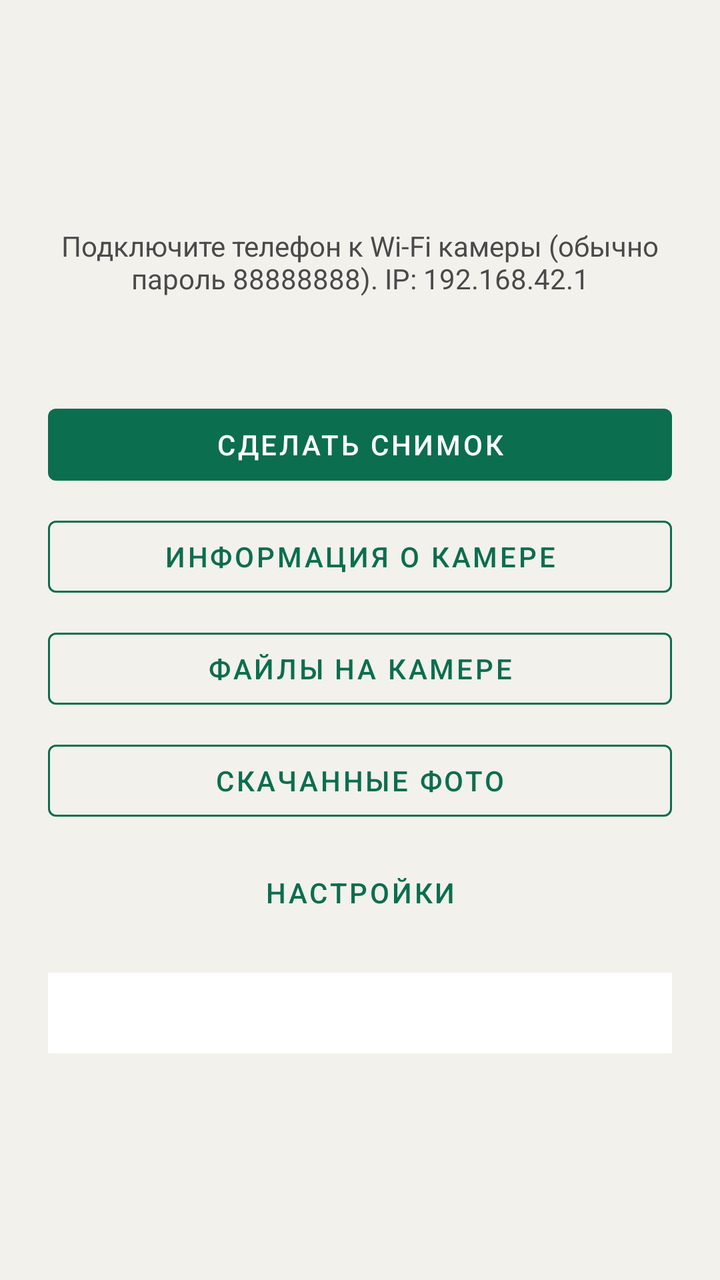
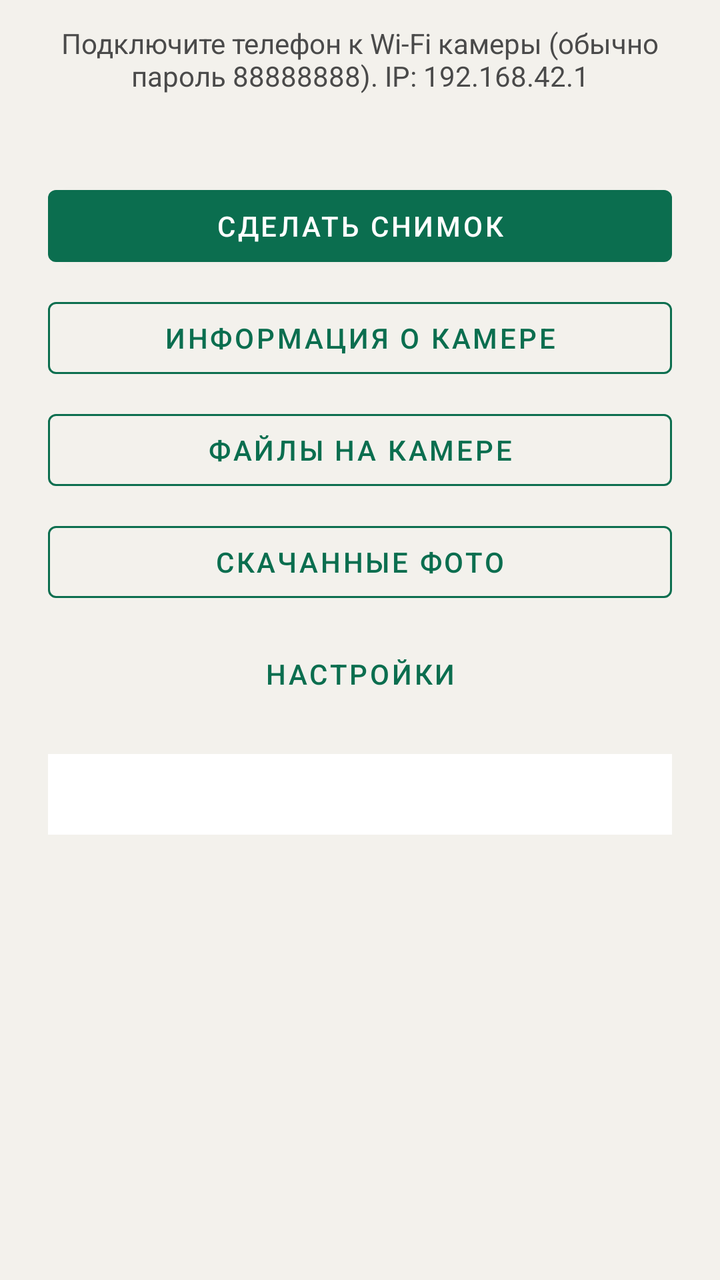

Compare the two renders of this Android layout. The source of the first and the diff that turns it into the second are given below.
<!-- AndroidManifest.xml: application theme Theme.Insta360X5 -->
<!-- res/layout/activity_main.xml -->
<?xml version="1.0" encoding="utf-8"?>
<ScrollView xmlns:android="http://schemas.android.com/apk/res/android"
    android:layout_width="match_parent"
    android:layout_height="match_parent"
    android:fillViewport="true"
    android:background="@color/bg">

    <LinearLayout
        android:layout_width="match_parent"
        android:layout_height="match_parent"
        android:gravity="center"
        android:orientation="vertical"
        android:paddingHorizontal="24dp"
        android:paddingVertical="24dp">

        <LinearLayout
            android:layout_width="match_parent"
            android:layout_height="wrap_content"
            android:orientation="vertical">

            <TextView
                android:id="@+id/statusLine"
                android:layout_width="match_parent"
                android:layout_height="wrap_content"
                android:gravity="center"
                android:text="@string/connect_hint"
                android:textColor="@color/text_secondary"
                android:textSize="14sp" />

            <TextView
                android:id="@+id/modeLine"
                android:layout_width="match_parent"
                android:layout_height="wrap_content"
                android:layout_marginTop="8dp"
                android:gravity="center"
                android:textColor="@color/text_primary"
                android:textSize="13sp" />

            <com.google.android.material.button.MaterialButton
                android:id="@+id/btnTakePhoto"
                style="@style/Widget.Insta360X5.Button"
                android:layout_width="match_parent"
                android:layout_height="wrap_content"
                android:layout_marginTop="24dp"
                android:text="@string/take_photo" />

            <com.google.android.material.button.MaterialButton
                android:id="@+id/btnCameraInfo"
                style="@style/Widget.Insta360X5.Button.Outlined"
                android:layout_width="match_parent"
                android:layout_height="wrap_content"
                android:layout_marginTop="8dp"
                android:text="@string/camera_info" />

            <com.google.android.material.button.MaterialButton
                android:id="@+id/btnFiles"
                style="@style/Widget.Insta360X5.Button.Outlined"
                android:layout_width="match_parent"
                android:layout_height="wrap_content"
                android:layout_marginTop="8dp"
                android:text="@string/files" />

            <com.google.android.material.button.MaterialButton
                android:id="@+id/btnPhotos"
                style="@style/Widget.Insta360X5.Button.Outlined"
                android:layout_width="match_parent"
                android:layout_height="wrap_content"
                android:layout_marginTop="8dp"
                android:text="@string/downloaded_photos" />

            <com.google.android.material.button.MaterialButton
                android:id="@+id/btnSettings"
                style="@style/Widget.Insta360X5.Button.Text"
                android:layout_width="match_parent"
                android:layout_height="wrap_content"
                android:layout_marginTop="8dp"
                android:text="@string/settings" />

            <ProgressBar
                android:id="@+id/progress"
                style="?android:attr/progressBarStyleHorizontal"
                android:layout_width="match_parent"
                android:layout_height="wrap_content"
                android:layout_marginTop="16dp"
                android:indeterminate="true"
                android:visibility="gone" />

            <TextView
                android:id="@+id/logView"
                android:layout_width="match_parent"
                android:layout_height="wrap_content"
                android:layout_marginTop="16dp"
                android:background="@color/surface"
                android:fontFamily="monospace"
                android:gravity="center"
                android:padding="12dp"
                android:textColor="@color/text_primary"
                android:textIsSelectable="true"
                android:textSize="12sp" />
        </LinearLayout>
    </LinearLayout>
</ScrollView>
<!-- resources referenced by this layout -->
<resources>
  <color name="bg">#FFF3F1EC</color>
  <color name="surface">#FFFFFFFF</color>
  <color name="text_primary">#FF1A1A1A</color>
  <color name="text_secondary">#FF4A4A4A</color>
  <string name="camera_info">Информация о камере</string>
  <string name="connect_hint">Подключите телефон к Wi‑Fi камеры (обычно пароль 88888888). IP: 192.168.42.1</string>
  <string name="downloaded_photos">Скачанные фото</string>
  <string name="files">Файлы на камере</string>
  <string name="settings">Настройки</string>
  <string name="take_photo">Сделать снимок</string>
  <style name="Widget.Insta360X5.Button" parent="Widget.MaterialComponents.Button">
          <item name="android:textColor">@color/white</item>
          <item name="backgroundTint">@color/accent</item>
      </style>
  <style name="Widget.Insta360X5.Button.Outlined" parent="Widget.MaterialComponents.Button.OutlinedButton">
          <item name="android:textColor">@color/accent</item>
          <item name="strokeColor">@color/accent</item>
          <item name="rippleColor">@color/accent</item>
      </style>
  <style name="Widget.Insta360X5.Button.Text" parent="Widget.MaterialComponents.Button.TextButton">
          <item name="android:textColor">@color/accent</item>
      </style>
  <style name="Theme.Insta360X5" parent="Theme.MaterialComponents.Light.DarkActionBar">
          <item name="colorPrimary">@color/accent</item>
          <item name="colorPrimaryDark">@color/accent_dark</item>
          <item name="colorPrimaryVariant">@color/accent_dark</item>
          <item name="colorSecondary">@color/accent</item>
          <item name="colorAccent">@color/accent</item>
          <item name="colorOnPrimary">@color/white</item>
          <item name="colorSurface">@color/surface</item>
          <item name="colorOnSurface">@color/text_primary</item>
          <item name="android:colorBackground">@color/bg</item>
          <item name="android:windowBackground">@color/bg</item>
          <item name="android:statusBarColor">@color/accent_dark</item>
          <item name="android:textColorPrimary">@color/text_primary</item>
          <item name="android:textColorSecondary">@color/text_secondary</item>
          <item name="android:textColor">@color/text_primary</item>
          <item name="android:textColorHint">@color/text_secondary</item>
          <item name="colorControlNormal">@color/text_secondary</item>
          <item name="colorControlActivated">@color/accent</item>
          <item name="actionBarTheme">@style/ThemeOverlay.Insta360X5.ActionBar</item>
          <item name="materialButtonOutlinedStyle">@style/Widget.Insta360X5.Button.Outlined</item>
          <item name="materialButtonStyle">@style/Widget.Insta360X5.Button</item>
      </style>
  <color name="white">#FFFFFFFF</color>
  <color name="accent">#FF0B6E4F</color>
  <color name="accent_dark">#FF084C37</color>
  <style name="ThemeOverlay.Insta360X5.ActionBar" parent="ThemeOverlay.MaterialComponents.Dark.ActionBar">
          <item name="android:textColorPrimary">@color/white</item>
          <item name="colorControlNormal">@color/white</item>
      </style>
</resources>

<!-- the commit's change to res/layout/activity_main.xml (unified diff, before → after) -->
@@ -2,101 +2,96 @@
 <ScrollView xmlns:android="http://schemas.android.com/apk/res/android"
     android:layout_width="match_parent"
     android:layout_height="match_parent"
-    android:fillViewport="true"
-    android:background="@color/bg">
+    android:background="@color/bg"
+    android:fillViewport="true">
 
     <LinearLayout
         android:layout_width="match_parent"
-        android:layout_height="match_parent"
-        android:gravity="center"
+        android:layout_height="wrap_content"
+        android:gravity="center_horizontal"
         android:orientation="vertical"
         android:paddingHorizontal="24dp"
-        android:paddingVertical="24dp">
+        android:paddingTop="12dp"
+        android:paddingBottom="24dp">
 
-        <LinearLayout
+        <TextView
+            android:id="@+id/statusLine"
             android:layout_width="match_parent"
             android:layout_height="wrap_content"
-            android:orientation="vertical">
+            android:gravity="center"
+            android:text="@string/connect_hint"
+            android:textColor="@color/text_secondary"
+            android:textSize="14sp" />
 
-            <TextView
-                android:id="@+id/statusLine"
-                android:layout_width="match_parent"
-                android:layout_height="wrap_content"
-                android:gravity="center"
-                android:text="@string/connect_hint"
-                android:textColor="@color/text_secondary"
-                android:textSize="14sp" />
+        <TextView
+            android:id="@+id/modeLine"
+            android:layout_width="match_parent"
+            android:layout_height="wrap_content"
+            android:layout_marginTop="8dp"
+            android:gravity="center"
+            android:textColor="@color/text_primary"
+            android:textSize="13sp" />
 
-            <TextView
-                android:id="@+id/modeLine"
-                android:layout_width="match_parent"
-                android:layout_height="wrap_content"
-                android:layout_marginTop="8dp"
-                android:gravity="center"
-                android:textColor="@color/text_primary"
-                android:textSize="13sp" />
+        <com.google.android.material.button.MaterialButton
+            android:id="@+id/btnTakePhoto"
+            style="@style/Widget.Insta360X5.Button"
+            android:layout_width="match_parent"
+            android:layout_height="wrap_content"
+            android:layout_marginTop="16dp"
+            android:text="@string/take_photo" />
 
-            <com.google.android.material.button.MaterialButton
-                android:id="@+id/btnTakePhoto"
-                style="@style/Widget.Insta360X5.Button"
-                android:layout_width="match_parent"
-                android:layout_height="wrap_content"
-                android:layout_marginTop="24dp"
-                android:text="@string/take_photo" />
+        <com.google.android.material.button.MaterialButton
+            android:id="@+id/btnCameraInfo"
+            style="@style/Widget.Insta360X5.Button.Outlined"
+            android:layout_width="match_parent"
+            android:layout_height="wrap_content"
+            android:layout_marginTop="8dp"
+            android:text="@string/camera_info" />
 
-            <com.google.android.material.button.MaterialButton
-                android:id="@+id/btnCameraInfo"
-                style="@style/Widget.Insta360X5.Button.Outlined"
-                android:layout_width="match_parent"
-                android:layout_height="wrap_content"
-                android:layout_marginTop="8dp"
-                android:text="@string/camera_info" />
+        <com.google.android.material.button.MaterialButton
+            android:id="@+id/btnFiles"
+            style="@style/Widget.Insta360X5.Button.Outlined"
+            android:layout_width="match_parent"
+            android:layout_height="wrap_content"
+            android:layout_marginTop="8dp"
+            android:text="@string/files" />
 
-            <com.google.android.material.button.MaterialButton
-                android:id="@+id/btnFiles"
-                style="@style/Widget.Insta360X5.Button.Outlined"
-                android:layout_width="match_parent"
-                android:layout_height="wrap_content"
-                android:layout_marginTop="8dp"
-                android:text="@string/files" />
+        <com.google.android.material.button.MaterialButton
+            android:id="@+id/btnPhotos"
+            style="@style/Widget.Insta360X5.Button.Outlined"
+            android:layout_width="match_parent"
+            android:layout_height="wrap_content"
+            android:layout_marginTop="8dp"
+            android:text="@string/downloaded_photos" />
 
-            <com.google.android.material.button.MaterialButton
-                android:id="@+id/btnPhotos"
-                style="@style/Widget.Insta360X5.Button.Outlined"
-                android:layout_width="match_parent"
-                android:layout_height="wrap_content"
-                android:layout_marginTop="8dp"
-                android:text="@string/downloaded_photos" />
+        <com.google.android.material.button.MaterialButton
+            android:id="@+id/btnSettings"
+            style="@style/Widget.Insta360X5.Button.Text"
+            android:layout_width="match_parent"
+            android:layout_height="wrap_content"
+            android:layout_marginTop="8dp"
+            android:text="@string/settings" />
 
-            <com.google.android.material.button.MaterialButton
-                android:id="@+id/btnSettings"
-                style="@style/Widget.Insta360X5.Button.Text"
-                android:layout_width="match_parent"
-                android:layout_height="wrap_content"
-                android:layout_marginTop="8dp"
-                android:text="@string/settings" />
+        <ProgressBar
+            android:id="@+id/progress"
+            style="?android:attr/progressBarStyleHorizontal"
+            android:layout_width="match_parent"
+            android:layout_height="wrap_content"
+            android:layout_marginTop="16dp"
+            android:indeterminate="true"
+            android:visibility="gone" />
 
-            <ProgressBar
-                android:id="@+id/progress"
-                style="?android:attr/progressBarStyleHorizontal"
-                android:layout_width="match_parent"
-                android:layout_height="wrap_content"
-                android:layout_marginTop="16dp"
-                android:indeterminate="true"
-                android:visibility="gone" />
-
-            <TextView
-                android:id="@+id/logView"
-                android:layout_width="match_parent"
-                android:layout_height="wrap_content"
-                android:layout_marginTop="16dp"
-                android:background="@color/surface"
-                android:fontFamily="monospace"
-                android:gravity="center"
-                android:padding="12dp"
-                android:textColor="@color/text_primary"
-                android:textIsSelectable="true"
-                android:textSize="12sp" />
-        </LinearLayout>
+        <TextView
+            android:id="@+id/logView"
+            android:layout_width="match_parent"
+            android:layout_height="wrap_content"
+            android:layout_marginTop="16dp"
+            android:background="@color/surface"
+            android:fontFamily="monospace"
+            android:gravity="center"
+            android:padding="12dp"
+            android:textColor="@color/text_primary"
+            android:textIsSelectable="true"
+            android:textSize="12sp" />
     </LinearLayout>
 </ScrollView>
